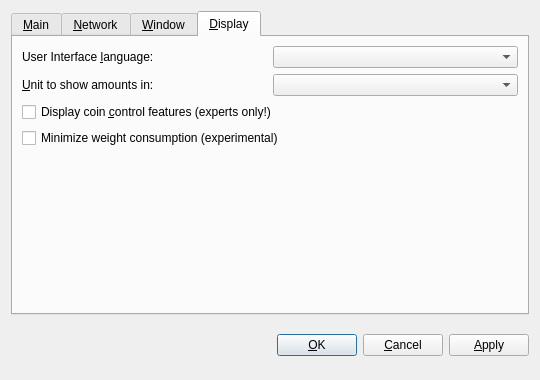
Above: src/qt/forms/optionsdialog.ui from bitbaymarket/bitbay-core before the change. Below: the same form after it.
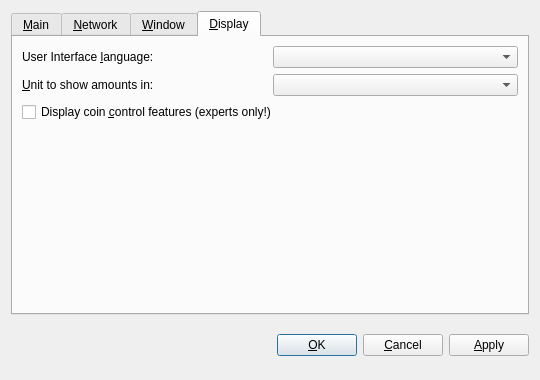
That is the form after the change. The open tabs and pages were chosen to show the change. Custom widgets are drawn as their Qt base class.

```diff
--- a/src/qt/forms/optionsdialog.ui
+++ b/src/qt/forms/optionsdialog.ui
@@ -359,16 +359,6 @@
          </property>
         </widget>
        </item>
-       <item>
-        <widget class="QCheckBox" name="minimizeCoinAge">
-         <property name="toolTip">
-          <string>Whether to select the coin outputs randomly or with minimal coin age.</string>
-         </property>
-         <property name="text">
-          <string>Minimize weight consumption (experimental)</string>
-         </property>
-        </widget>
-       </item>
        <item>
         <spacer name="verticalSpacer_Display">
          <property name="orientation">
```
